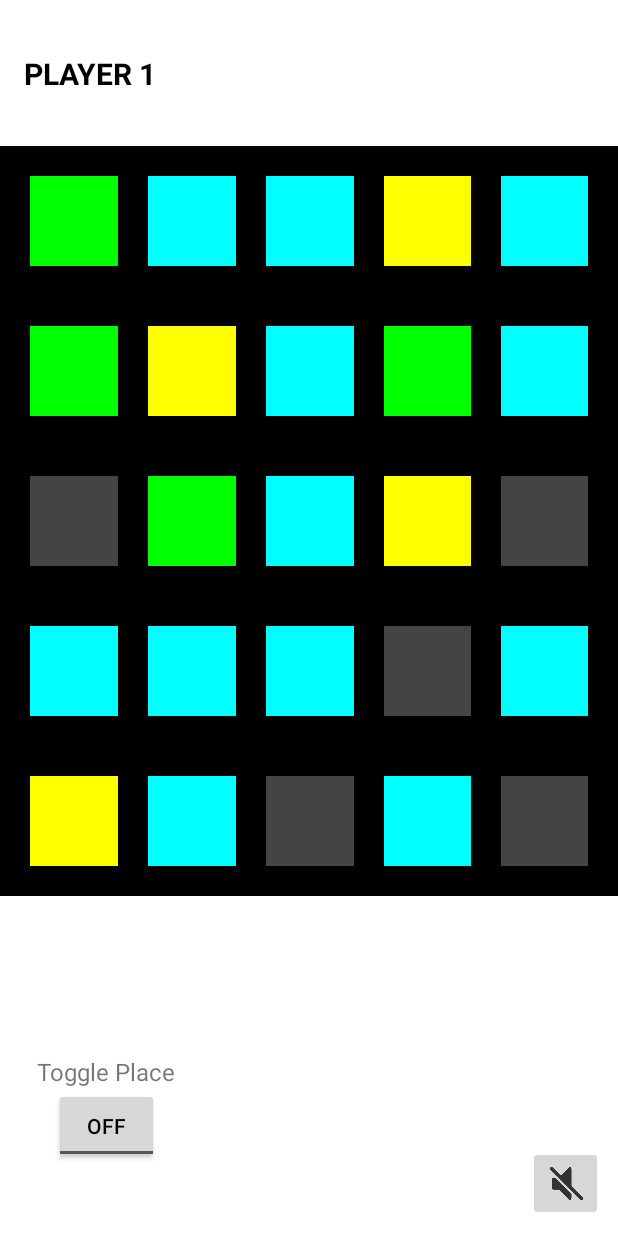
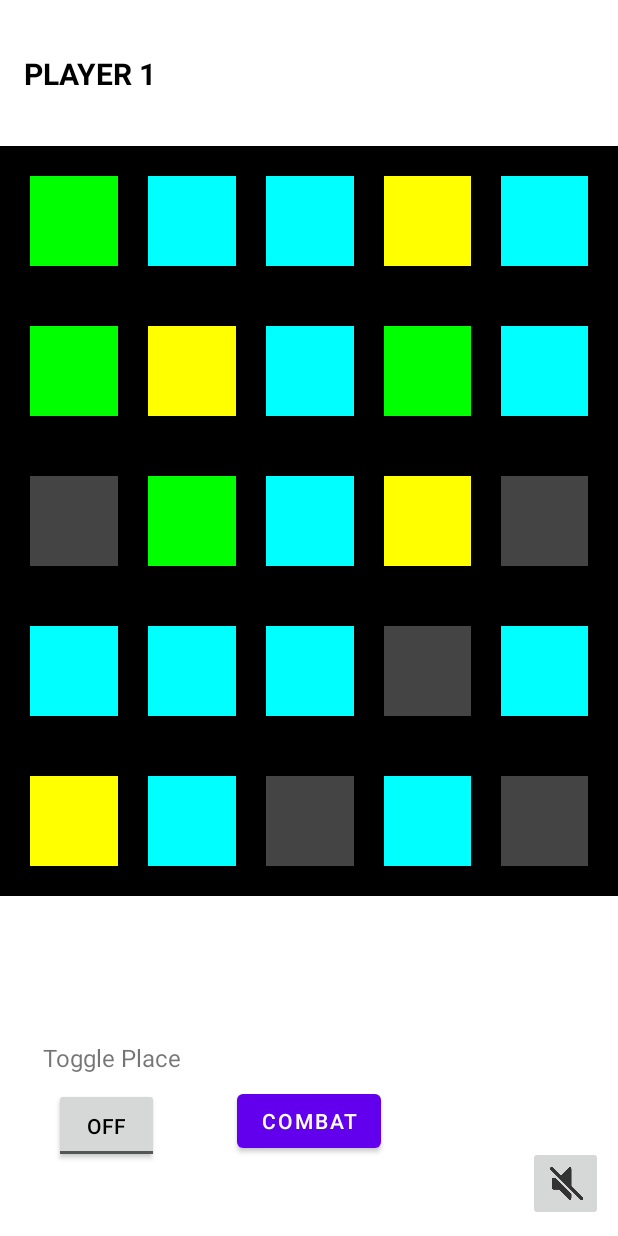
Before and after one commit to JgS0615/Crossmind_Official-Release, an Android app: the GameActivity screen opened directly, with no data from a screen before it, on a phone screen of 412 x 824 dp. Run offline under Robolectric (Android 15) with nearby library versions, the phone set to English and light mode, and no system bars; 2 statements that could not run were skipped.

Commit message:
fixed some mistakes

```diff
--- a/app/build.gradle
+++ b/app/build.gradle
@@ -7,7 +7,7 @@ android {
 
     defaultConfig {
         applicationId "com.jonesclass.huangstasinos.crossmind"
-        minSdk 21
+        minSdk 26
         targetSdk 31
         versionCode 1
         versionName "1.0"
--- a/app/src/main/java/com/jonesclass/huangstasinos/crossmind/MainActivity.java
+++ b/app/src/main/java/com/jonesclass/huangstasinos/crossmind/MainActivity.java
@@ -48,7 +48,6 @@ public class MainActivity extends AppCompatActivity {
 
         super.onCreate(savedInstanceState);
         setContentView(R.layout.activity_main);
-
         //Media player setup
         mp = MediaPlayer.create(this,R.raw.faithfulmission);
         mp.start();
--- /dev/null
+++ b/app/src/main/res/layout/activity_combat.xml
@@ -0,0 +1,6 @@
+<?xml version="1.0" encoding="utf-8"?>
+<androidx.constraintlayout.widget.ConstraintLayout xmlns:android="http://schemas.android.com/apk/res/android"
+    android:layout_width="match_parent"
+    android:layout_height="match_parent">
+
+</androidx.constraintlayout.widget.ConstraintLayout>
--- a/app/src/main/res/layout/activity_game.xml
+++ b/app/src/main/res/layout/activity_game.xml
@@ -412,12 +412,26 @@
         android:id="@+id/textView_toggle"
         android:layout_width="wrap_content"
         android:layout_height="wrap_content"
-        android:layout_marginStart="24dp"
+        android:layout_marginStart="28dp"
         android:contentDescription="toggle "
         android:gravity="center"
         android:text="Toggle Place"
         android:textSize="16sp"
         app:layout_constraintBottom_toTopOf="@+id/toggleButton_placePiece"
-        app:layout_constraintStart_toStartOf="parent" />
+        app:layout_constraintStart_toStartOf="parent"
+        app:layout_constraintTop_toTopOf="parent"
+        app:layout_constraintVertical_bias="0.987" />
+
+    <Button
+        android:id="@+id/button_combat"
+        android:layout_width="wrap_content"
+        android:layout_height="wrap_content"
+        android:contentDescription="combat"
+        android:text="Combat"
+        app:layout_constraintBottom_toBottomOf="parent"
+        app:layout_constraintEnd_toEndOf="parent"
+        app:layout_constraintStart_toStartOf="parent"
+        app:layout_constraintTop_toBottomOf="@+id/tableLayout"
+        app:layout_constraintVertical_bias="0.707" />
 
 </androidx.constraintlayout.widget.ConstraintLayout>
--- a/app/src/main/res/layout/activity_main.xml
+++ b/app/src/main/res/layout/activity_main.xml
@@ -5,7 +5,8 @@
     android:layout_width="match_parent"
     android:layout_height="match_parent"
     android:background="@color/ic_launcher_background"
-    android:backgroundTint="#EA981E"
+    android:backgroundTint="@android:color/holo_orange_light"
+    android:backgroundTintMode="src_over"
     tools:context=".MainActivity">
 
     <TextView
--- a/app/src/main/res/values/themes.xml
+++ b/app/src/main/res/values/themes.xml
@@ -25,4 +25,17 @@
         // Set the theme of the Activity that directly follows your splash screen.
         <item name="postSplashScreenTheme">@style/Theme.Crossmind</item>  # Required.
     </style>
+
+    <style name="Theme.App.Combat" parent="Theme.SplashScreen">
+        // Set the splash screen background, animated icon, and animation duration.
+        <item name="windowSplashScreenBackground">@color/purple_200</item>
+
+        // Use windowSplashScreenAnimatedIcon to add either a drawable or an
+        // animated drawable. One of these is required.
+        <item name="windowSplashScreenAnimatedIcon">@drawable/swords</item>
+
+        // Set the theme of the Activity that directly follows your splash screen.
+        <item name="postSplashScreenTheme">@style/Theme.Crossmind</item>  # Required.
+    </style>
+
 </resources>
```
Also changed, not shown: app/src/main/AndroidManifest.xml (+10 -4 lines), app/src/main/java/com/jonesclass/huangstasinos/crossmind/CombatActivity.java (added, +48 -0 lines), app/src/main/java/com/jonesclass/huangstasinos/crossmind/GameActivity.java (+43 -10 lines), app/src/main/res/drawable/backgroundgradient1.xml (added, +12 -0 lines), app/src/main/res/drawable/backgroundgradient2.xml (added, +12 -0 lines), app/src/main/res/drawable/background.png (deleted), app/src/main/res/drawable/swords.png (added).
